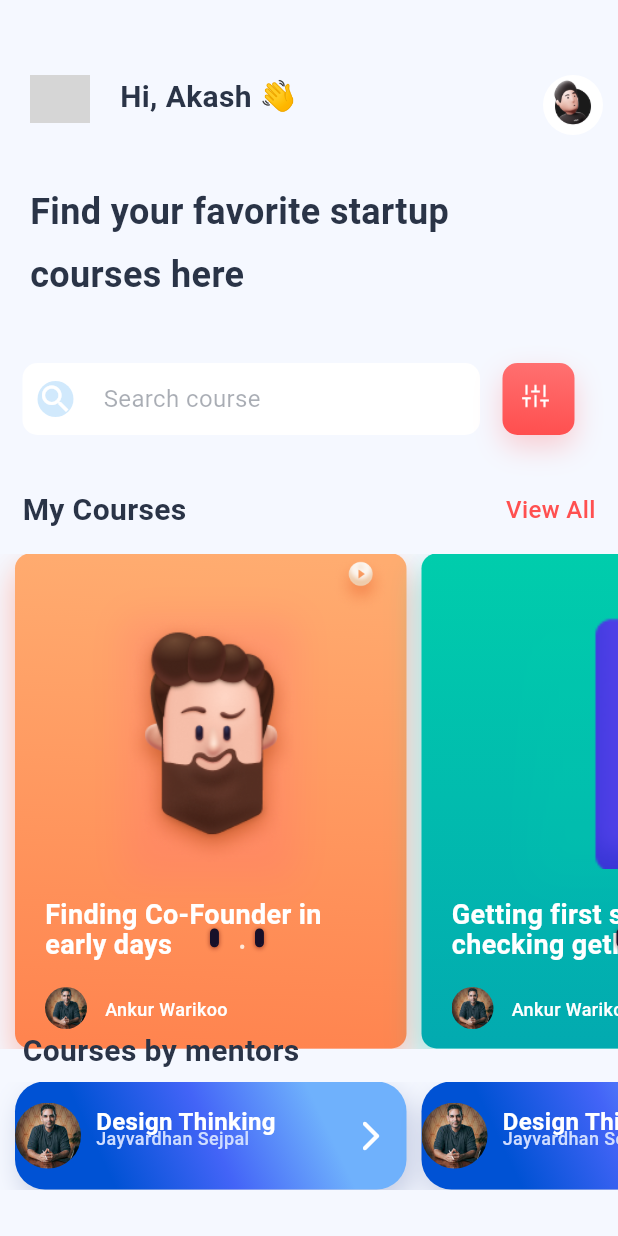
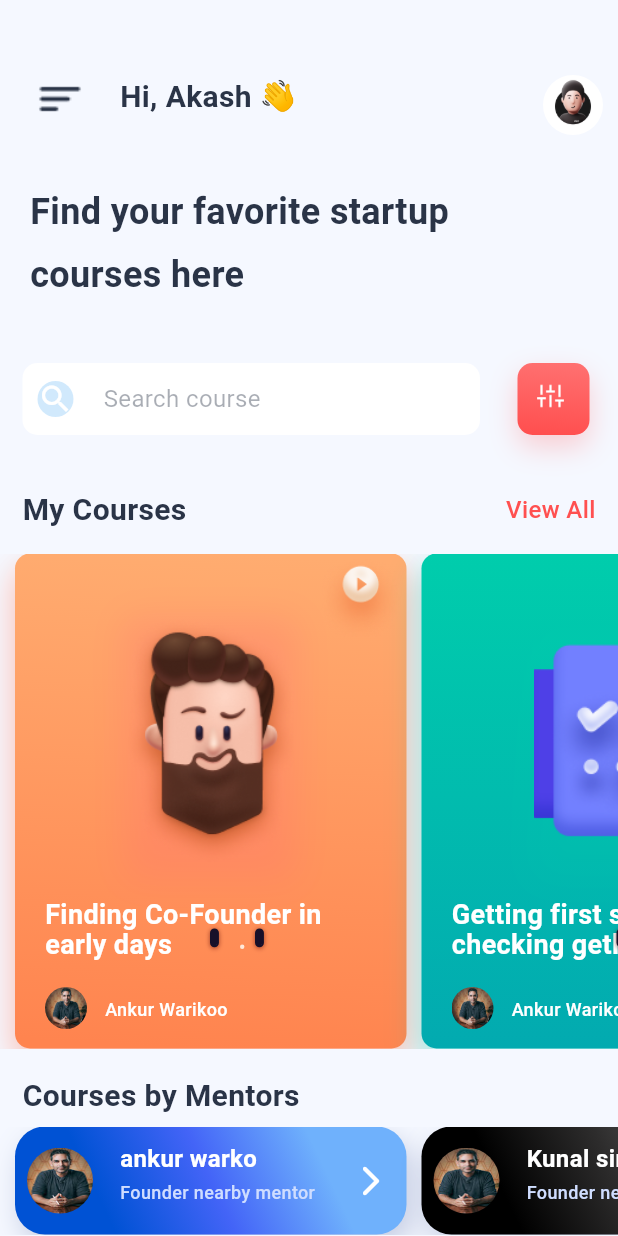
Before and after one commit to rhedyarajeev/pdtask, a Flutter app: the Startup3 screen opened directly, on a phone screen of 412 x 824 dp. Run offline on Flutter 3.47's test engine with Material 3 defaults, Android fonts, the phone set to English and light mode, and no system bars; Roboto replaces fonts that are missing (Montserrat); grey boxes are pictures that could not be loaded.

Commit message:
first commit

```diff
--- a/lib/startup_education_3.dart
+++ b/lib/startup_education_3.dart
@@ -1,13 +1,69 @@
 import 'package:flutter/material.dart';
+import 'package:pdtask/menu.dart';
 
-class Startup3 extends StatelessWidget {
+class Startup3 extends StatefulWidget {
   const Startup3({Key? key}) : super(key: key);
+
+  @override
+  _Startup3State createState() => _Startup3State();
+}
+  class _Startup3State extends State<Startup3> {
+  bool _isMenuOpen = false;
+
+  void _toggleMenu() {
+    setState(() {
+      _isMenuOpen = !_isMenuOpen;
+    });
+  }
 
   @override
   Widget build(BuildContext context) {
     return Scaffold(
       backgroundColor: const Color(0xFFF5F8FF),
-      body: Column(
+      body: Stack(
+        children: [
+          AnimatedPositioned(
+            duration: Duration(milliseconds: 300),
+            left: _isMenuOpen ? MediaQuery.of(context).size.width * 0.75 : 0,
+            child: GestureDetector(
+              onTap: () {
+                if (_isMenuOpen) {
+                  _toggleMenu();
+                }
+              },
+              child: Container(
+                width: MediaQuery.of(context).size.width,
+                height: MediaQuery.of(context).size.height,
+                color: Colors.transparent,
+                child: StartupPageContent(toggleMenu: _toggleMenu),
+              ),
+            ),
+          ),
+          if (_isMenuOpen)
+            Positioned(
+              left: 0,
+              top: 0,
+              width: MediaQuery.of(context).size.width * 0.75, // Adjust width to 75% of screen width
+              height: MediaQuery.of(context).size.height,
+              child: Menu(
+                isOpen: _isMenuOpen,
+                onClose: _toggleMenu,
+              ),
+            ),
+        ],
+      ),
+    );
+  }
+}
+
+class StartupPageContent extends StatelessWidget {
+  final VoidCallback toggleMenu;
+
+  const StartupPageContent({Key? key, required this.toggleMenu}) : super(key: key);
+
+  @override
+  Widget build(BuildContext context) {
+    return Column(
       crossAxisAlignment: CrossAxisAlignment.start,
       children: [
         Padding(
@@ -16,14 +72,17 @@ class Startup3 extends StatelessWidget {
             mainAxisAlignment: MainAxisAlignment.start,
             crossAxisAlignment: CrossAxisAlignment.start,
             children: [
-                Container(
+              GestureDetector(
+                onTap: toggleMenu,
+                child: Container(
                   width: 40,
                   height: 32,
                   decoration: BoxDecoration(
                     shape: BoxShape.circle,
                     image: DecorationImage(
-                      image: AssetImage('assets/images/menu.png'),
+                      image: AssetImage('assets/images/bx_bx-menu-alt-left.png'),
                       fit: BoxFit.fill,
+                    ),
                   ),
                 ),
               ),
@@ -135,7 +194,7 @@ class Startup3 extends StatelessWidget {
                   ),
                 ),
               ),
-              SizedBox(width: 15),
+              SizedBox(width: 25),
               Container(
                 width: 48,
                 height: 48,
@@ -255,8 +314,8 @@ class Startup3 extends StatelessWidget {
                         Padding(
                           padding: const EdgeInsets.only(left: 200),
                           child: Container(
-                            width: 150,
-                            height: 40,
+                            width: 200,
+                            height: 60,
                             child: Image.asset('assets/images/ant-design_play-circle-filled (1).png'),
                           ),
                         ),
@@ -458,8 +517,8 @@ class Startup3 extends StatelessWidget {
                       Padding(
                         padding: const EdgeInsets.only(left: 200),
                         child: Container(
-                          width: 150,
-                          height: 40,
+                          width: 200,
+                          height: 60,
                           child: Image.asset('assets/images/ant-design_play-circle-filled (1).png'),
                         ),
                       ),
@@ -471,7 +530,7 @@ class Startup3 extends StatelessWidget {
                           height: 170,
                           decoration: BoxDecoration(
                             image: DecorationImage(
-                              image: AssetImage('assets/images/test.png'),
+                              image: AssetImage('assets/images/test (3).png'),
                               fit: BoxFit.cover,
                             ),
                             boxShadow: [
@@ -630,14 +689,14 @@ class Startup3 extends StatelessWidget {
               ],
             ),
           ),
-          SizedBox(height: 0),
+          SizedBox(height: 30),
           Row(
             mainAxisAlignment: MainAxisAlignment.spaceBetween,
             children: [
               Padding(
                 padding: const EdgeInsets.only(left: 15),
                 child: Text(
-                  'Courses by mentors',
+                  'Courses by Mentors',
                   style: TextStyle(
                     color: Color(0xFF2A3447),
                     fontSize: 20,
@@ -682,7 +741,7 @@ class Startup3 extends StatelessWidget {
                     child: Row(
                       children: [
                         Container(
-                          width: 44,
+                          width: 60,
                           height: 44,
                           decoration: ShapeDecoration(
                             image: DecorationImage(
@@ -698,7 +757,7 @@ class Startup3 extends StatelessWidget {
                           mainAxisAlignment: MainAxisAlignment.center,
                           children: [
                             Text(
-                              'Design Thinking',
+                              'ankur warko',
                               style: TextStyle(
                                 color: Colors.white,
                                 fontSize: 16,
@@ -707,9 +766,9 @@ class Startup3 extends StatelessWidget {
                                 height: 0.07,
                               ),
                             ),
-                            SizedBox(height: 4),
+                            SizedBox(height: 15),
                             Text(
-                              'Jayvardhan Sejpal',
+                              'Founder nearby mentor',
                               style: TextStyle(
                                 color: Color(0xFFCFDDFF),
                                 fontSize: 12,
@@ -737,7 +796,7 @@ class Startup3 extends StatelessWidget {
                     gradient: LinearGradient(
                       begin: Alignment(-0.50, 0.86),
                       end: Alignment(0.5, -0.86),
-                      colors: [Color(0xFF0052D4), Color(0xFF4364F7), Color(0xFF6FB1FC)],
+                      colors: [Colors.black, Color(0xFF2D2C2C), Color(0xFF626262)],
                     ),
                     shape: RoundedRectangleBorder(
                       borderRadius: BorderRadius.circular(20),
@@ -754,7 +813,7 @@ class Startup3 extends StatelessWidget {
                   child: Row(
                     children: [
                       Container(
-                        width: 44,
+                        width: 60,
                         height: 44,
                         decoration: ShapeDecoration(
                           image: DecorationImage(
@@ -770,7 +829,7 @@ class Startup3 extends StatelessWidget {
                         mainAxisAlignment: MainAxisAlignment.center,
                         children: [
                           Text(
-                            'Design Thinking',
+                            'Kunal singh',
                             style: TextStyle(
                               color: Colors.white,
                               fontSize: 16,
@@ -779,9 +838,9 @@ class Startup3 extends StatelessWidget {
                               height: 0.07,
                             ),
                           ),
-                          SizedBox(height: 4),
+                          SizedBox(height: 15),
                           Text(
-                            'Jayvardhan Sejpal',
+                            'Founder nearby mentor',
                             style: TextStyle(
                               color: Color(0xFFCFDDFF),
                               fontSize: 12,
@@ -804,7 +863,7 @@ class Startup3 extends StatelessWidget {
             ),
           ),
         ],
-      ),
     );
+
   }
 }
--- a/pubspec.yaml
+++ b/pubspec.yaml
@@ -71,6 +71,11 @@ flutter:
      - assets/images/feather_sliders.png
      - assets/images/ellipse 3.png
      - assets/images/test.png
+     - assets/images/test (3).png
+     - assets/images/billy.png
+     - assets/images/billy2.png
+     - assets/images/avatar2.gif
+     - assets/images/feather_arrow-left.png
 
 
   # An image asset can refer to one or more resolution-specific "variants", see
```
Also changed, not shown: lib/education_2.dart (+15 -16 lines), lib/main.dart (+7 -2 lines), lib/menu.dart (added, +120 -0 lines), lib/splash.dart (added, +79 -0 lines), lib/startup_education_4.dart (deleted, +0 -118 lines), assets/images/avatar2.gif (added), assets/images/feather_arrow-left.png (added), assets/images/test (2).png (added), assets/images/test (3).png (added), 2 other files. Lines whose indentation alone changed are shown as unchanged.
